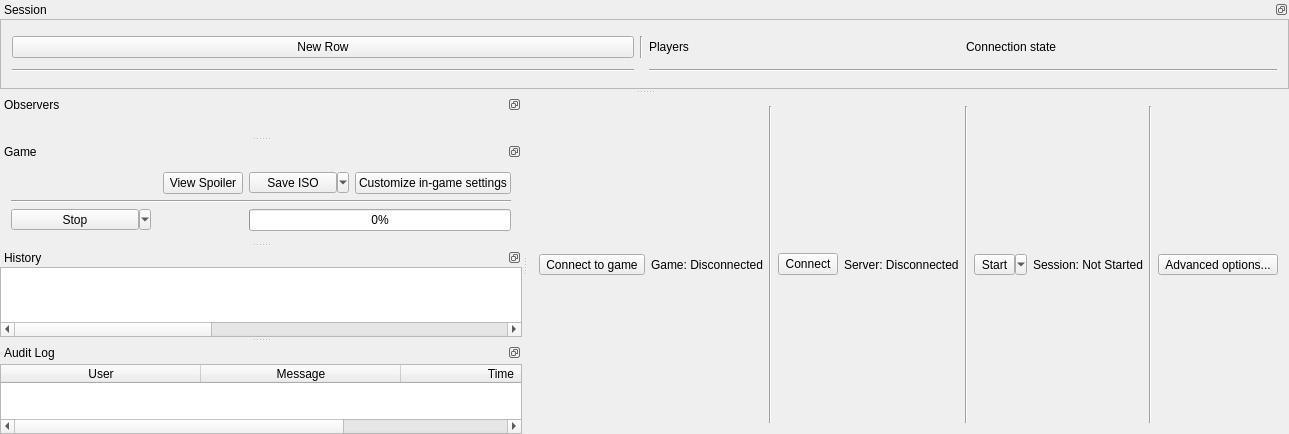
Above: randovania/gui/ui_files/game_session.ui from randovania/randovania before the change. Below: the same form after it.
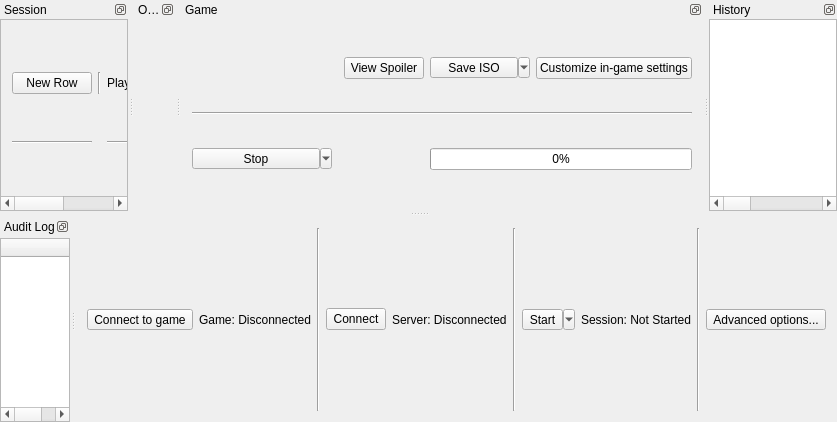
That is the form after the change.

Commit message: The seed hash label in Game Sessions is now selectable.

Diff of the .ui file:
```diff
--- a/randovania/gui/ui_files/game_session.ui
+++ b/randovania/gui/ui_files/game_session.ui
@@ -6,8 +6,8 @@
    <rect>
     <x>0</x>
     <y>0</y>
-    <width>1169</width>
-    <height>433</height>
+    <width>739</width>
+    <height>422</height>
    </rect>
   </property>
   <property name="windowTitle">
@@ -182,8 +182,8 @@
          <rect>
           <x>0</x>
           <y>0</y>
-          <width>1167</width>
-          <height>68</height>
+          <width>233</width>
+          <height>176</height>
          </rect>
         </property>
         <layout class="QGridLayout" name="players_layout">
@@ -244,7 +244,7 @@
     <string>Observers</string>
    </property>
    <attribute name="dockWidgetArea">
-    <number>1</number>
+    <number>4</number>
    </attribute>
    <widget class="QWidget" name="observers_dock_contents">
     <layout class="QGridLayout" name="observer_layout"/>
@@ -258,7 +258,7 @@
     <string>Game</string>
    </property>
    <attribute name="dockWidgetArea">
-    <number>1</number>
+    <number>4</number>
    </attribute>
    <widget class="QWidget" name="game_dock_contents">
     <layout class="QGridLayout" name="game_dock_layout">
@@ -362,7 +362,7 @@
     <string>History</string>
    </property>
    <attribute name="dockWidgetArea">
-    <number>1</number>
+    <number>4</number>
    </attribute>
    <widget class="QWidget" name="history_dock_contents">
     <layout class="QVBoxLayout" name="history_layout">
```
Left out of the diff: 5 changed lines with no effect on the pictures. The commit also changes 1 other file.
